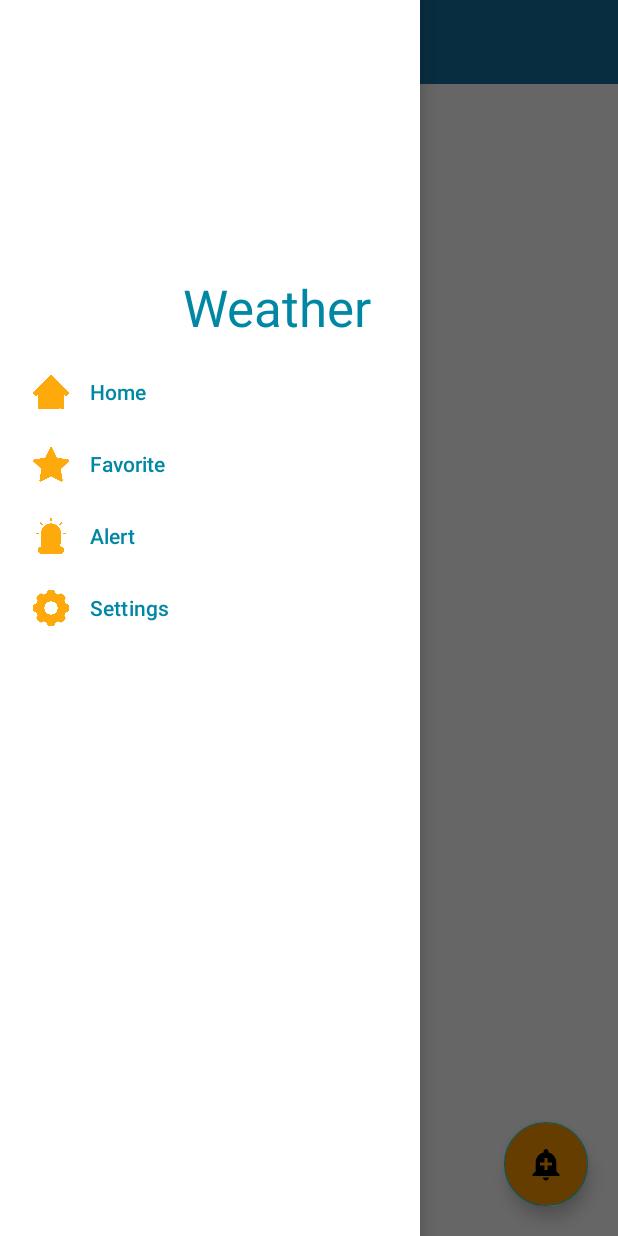
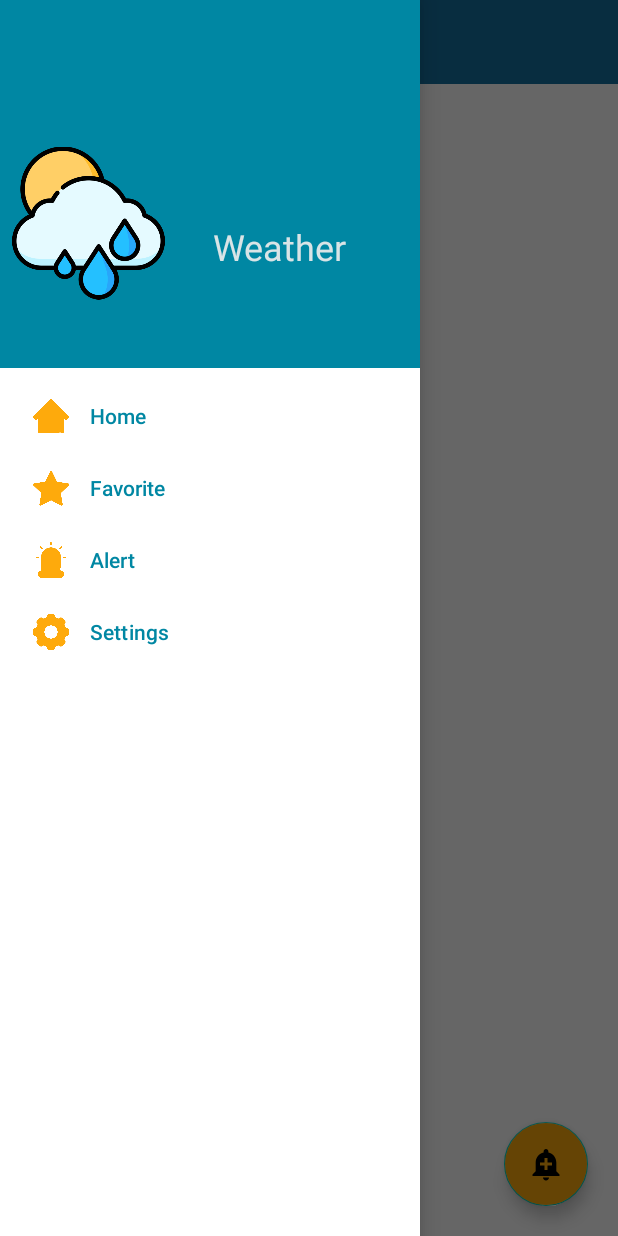
Before and after one commit to enasalosta/Weather, an Android app: the AlertActivity screen opened directly, with no data from a screen before it, with the side drawer open, on a phone screen of 412 x 824 dp. Run offline under Robolectric (Android 15) with nearby library versions, the phone set to English and light mode, and no system bars.

Commit message:
add alert

```diff
--- a/app/build.gradle
+++ b/app/build.gradle
@@ -37,7 +37,9 @@ dependencies {
     implementation 'androidx.appcompat:appcompat:1.4.1'
     implementation 'com.google.android.material:material:1.5.0'
     implementation 'androidx.constraintlayout:constraintlayout:2.1.3'
-    implementation 'com.android.support:design:28.0.0'
+    /*implementation 'com.android.support:design:28.0.0'
+    implementation 'com.android.support:appcompat-v7:28.0.0'*/
+    implementation 'com.android.support.constraint:constraint-layout:2.0.4'
     testImplementation 'junit:junit:4.+'
     androidTestImplementation 'androidx.test.ext:junit:1.1.3'
     androidTestImplementation 'androidx.test.espresso:espresso-core:3.4.0'
--- a/app/src/main/res/layout/activity_alert.xml
+++ b/app/src/main/res/layout/activity_alert.xml
@@ -48,7 +48,7 @@
             android:layout_height="wrap_content"
             android:layout_marginEnd="20dp"
             android:layout_marginBottom="20dp"
-            android:backgroundTint="#FF9800"
+            android:backgroundTint="#FEAA0C"
             android:clickable="true"
             android:src="@drawable/ic_baseline_add_alert_24"
             app:layout_constraintBottom_toBottomOf="parent"
--- a/app/src/main/res/layout/navigation.xml
+++ b/app/src/main/res/layout/navigation.xml
@@ -3,34 +3,33 @@
     xmlns:app="http://schemas.android.com/apk/res-auto"
     xmlns:tools="http://schemas.android.com/tools"
     android:layout_width="match_parent"
-    android:layout_height="wrap_content">
+    android:layout_height="wrap_content"
+    android:background="#0087A3">
 
     <ImageView
         android:id="@+id/imageView2"
-        android:layout_width="130dp"
-        android:layout_height="150dp"
-        android:layout_marginStart="129dp"
-        android:layout_marginTop="16dp"
-        android:layout_marginEnd="152dp"
+        android:layout_width="102dp"
+        android:layout_height="129dp"
+        android:layout_marginStart="8dp"
+        android:layout_marginTop="84dp"
+        android:layout_marginBottom="32dp"
         android:src="@drawable/logo"
-        app:layout_constraintEnd_toEndOf="parent"
+        app:layout_constraintBottom_toBottomOf="parent"
         app:layout_constraintStart_toStartOf="parent"
         app:layout_constraintTop_toTopOf="parent" />
 
     <TextView
         android:id="@+id/textView2"
-        android:layout_width="147dp"
-        android:layout_height="47dp"
-        android:layout_marginStart="122dp"
-        android:layout_marginTop="16dp"
-        android:layout_marginEnd="142dp"
+        android:layout_width="106dp"
+        android:layout_height="58dp"
+        android:layout_marginStart="32dp"
+        android:layout_marginTop="140dp"
+        android:layout_marginEnd="32dp"
         android:text="@string/weather"
-        android:textColor="#0087A3"
-        android:textSize="34sp"
-        app:layout_constraintBottom_toBottomOf="parent"
+        android:textColor="#D9E4E6"
+        android:textSize="24sp"
+        app:layout_constraintBottom_toBottomOf="@+id/imageView2"
         app:layout_constraintEnd_toEndOf="parent"
-        app:layout_constraintHorizontal_bias="0.0"
-        app:layout_constraintStart_toStartOf="parent"
-        app:layout_constraintTop_toBottomOf="@+id/imageView2"
-        app:layout_constraintVertical_bias="0.0" />
+        app:layout_constraintStart_toEndOf="@+id/imageView2"
+        app:layout_constraintTop_toTopOf="parent" />
 </androidx.constraintlayout.widget.ConstraintLayout>
--- a/app/src/main/res/values-night/strings.xml
+++ b/app/src/main/res/values-night/strings.xml
@@ -23,4 +23,10 @@
     <string name="humidity">Humidity</string>
     <string name="airpressure">Air pressure</string>
     <string name="clouds">Clouds</string>
+    <string name="from">From</string>
+    <string name="to">To</string>
+    <string name="type">Type</string>
+    <string name="alarm">Alarm</string>
+    <string name="notification">Notification</string>
+    <string name="save">Save</string>
 </resources>
--- a/app/src/main/res/values/strings.xml
+++ b/app/src/main/res/values/strings.xml
@@ -23,5 +23,11 @@
     <string name="humidity">Humidity</string>
     <string name="airpressure">Air pressure</string>
     <string name="clouds">Clouds</string>
+    <string name="from">From</string>
+    <string name="to">To</string>
+    <string name="type">Type</string>
+    <string name="alarm">Alarm</string>
+    <string name="notification">Notification</string>
+    <string name="save">Save</string>
 
 </resources>
```
Also changed, not shown: app/src/main/AndroidManifest.xml (+5 -2 lines).
